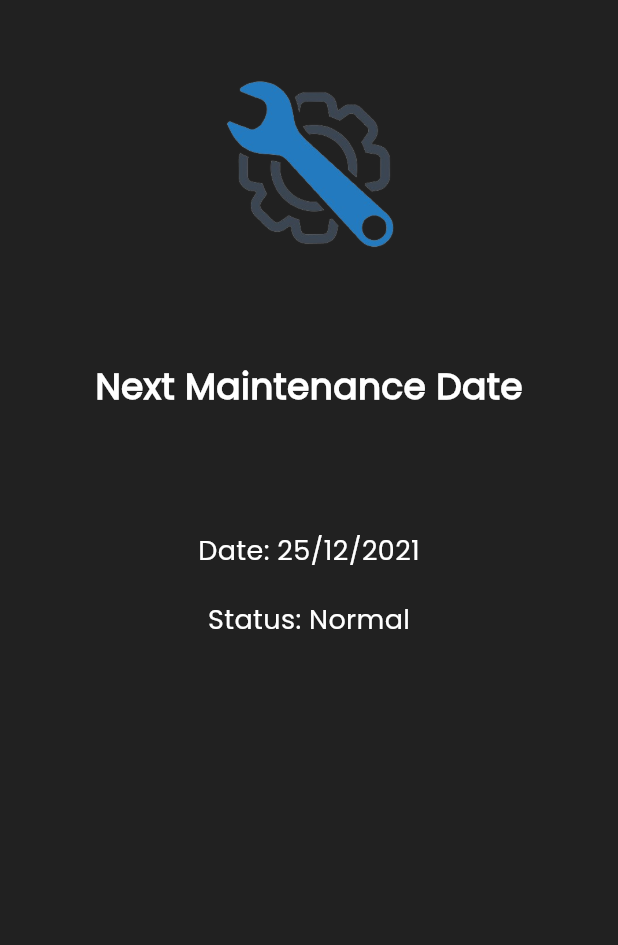
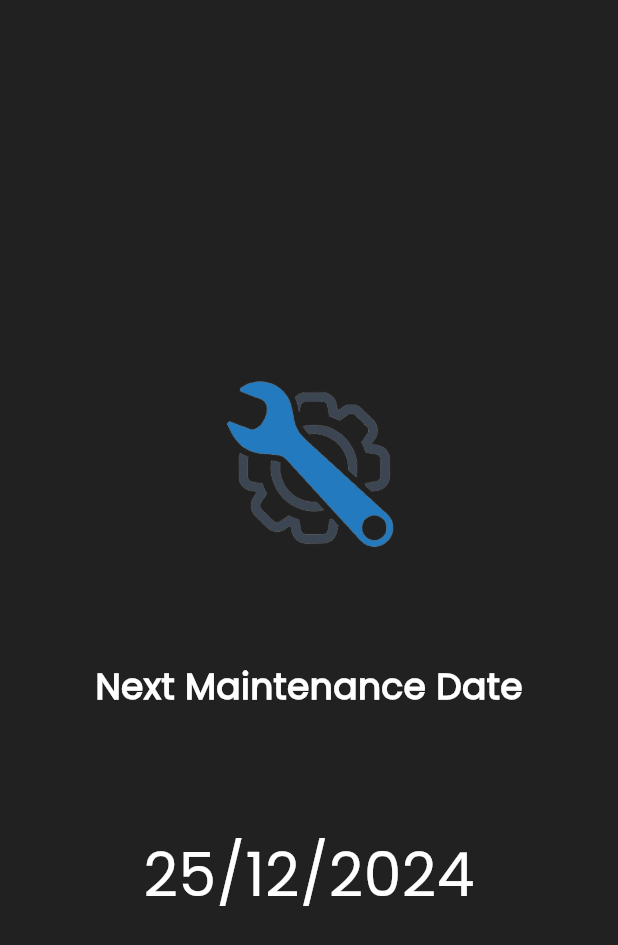
Before and after one commit to AshenDulsanka/IoT-PMS, a Flutter app: the NextMD screen opened directly, on a phone screen of 412 x 824 dp. Shown: the top 945 px of the screen. Run offline on Flutter 3.47's test engine with Material 3 defaults, Android fonts, the phone set to English and light mode, and no system bars.

Commit message:
modified nextmd page

```diff
--- a/mobileapp/lib/pages/nextmd.dart
+++ b/mobileapp/lib/pages/nextmd.dart
@@ -10,7 +10,7 @@ class NextMD extends StatelessWidget {
       backgroundColor: Colors.grey[900],
       body: Center(
         child: Container(
-          padding: EdgeInsets.all(20.0),
+          padding: EdgeInsets.fromLTRB(20.0, 220.0, 20.0, 0.0),
           child: Column(
             mainAxisAlignment: MainAxisAlignment.start,
             children: [
@@ -32,19 +32,9 @@ class NextMD extends StatelessWidget {
               ),
               SizedBox(height: 80),
               Text(
-                "Date: 25/12/2021",
+                "25/12/2024",
                 style: TextStyle(
-                  fontSize: 18,
-                  fontWeight: FontWeight.normal,
-                  color: Colors.white,
-                  fontFamily: "Poppins",
-                ),
-              ),
-              SizedBox(height: 20),
-              Text(
-                "Status: Normal",
-                style: TextStyle(
-                  fontSize: 18,
+                  fontSize: 40,
                   fontWeight: FontWeight.normal,
                   color: Colors.white,
                   fontFamily: "Poppins",
```
